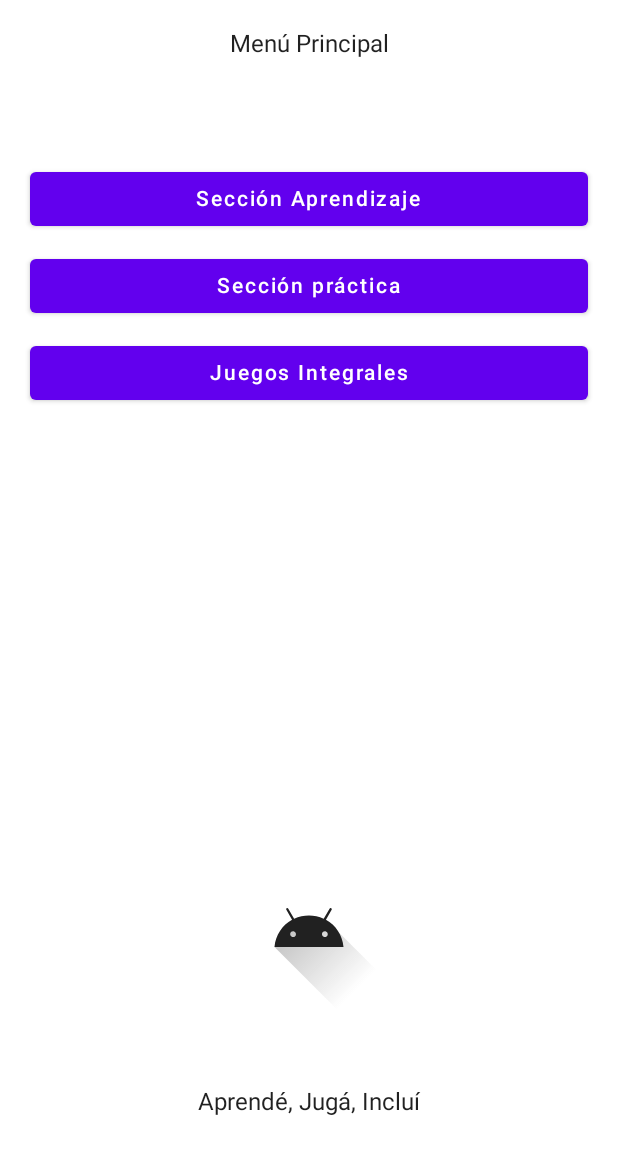
After one commit to BlacuttMatias/InstructorLsa-Android, an Android app built with Jetpack Compose: the composable HomeScreen shown on its own in the app's theme, on a phone screen of 412 x 824 dp. The commit adds this screen. Shown: the top 1154 px of the screen. Run offline under Robolectric (Android 15) with nearby library versions, the phone set to English and light mode, and no system bars.

Commit message:
Add home screen

```diff
--- a/app/src/main/java/com/example/instructorlsa/ui/common/components/FooterText.kt
+++ b/app/src/main/java/com/example/instructorlsa/ui/common/components/footer/FooterColumn.kt
@@ -10,12 +10,10 @@ import androidx.compose.ui.unit.dp
 import com.example.instructorlsa.R
 
 @Composable
-fun FooterText(text: String) {
+fun FooterColumn(content: @Composable() (ColumnScope.() -> Unit)) {
     Column(modifier = Modifier.fillMaxSize(),
         horizontalAlignment = Alignment.CenterHorizontally,
-        verticalArrangement = Arrangement.Bottom
-    ) {
-        Text(text = text)
-        Spacer(modifier = Modifier.height(80.dp))
-    }
+        verticalArrangement = Arrangement.Bottom,
+        content = content
+    )
 }
--- /dev/null
+++ b/app/src/main/java/com/example/instructorlsa/ui/common/components/footer/FooterText.kt
@@ -0,0 +1,9 @@
+package com.example.instructorlsa.ui.common.components
+
+import androidx.compose.material.Text
+import androidx.compose.runtime.Composable
+
+@Composable
+fun FooterText(text: String) {
+    Text(text = text)
+}
--- /dev/null
+++ b/app/src/main/java/com/example/instructorlsa/ui/common/components/footer/FooterTextAndIcon.kt
@@ -0,0 +1,19 @@
+package com.example.instructorlsa.ui.common.components
+
+import androidx.compose.foundation.layout.Spacer
+import androidx.compose.foundation.layout.height
+import androidx.compose.material.Icon
+import androidx.compose.runtime.Composable
+import androidx.compose.ui.Modifier
+import androidx.compose.ui.graphics.painter.Painter
+import androidx.compose.ui.unit.dp
+
+@Composable
+fun FooterTextAndIcon(text: String, icon: Painter) {
+    FooterColumn {
+        Icon(painter = icon, contentDescription = null)
+        Spacer(modifier = Modifier.height(50.dp))
+        FooterText(text = text)
+        Spacer(modifier = Modifier.height(80.dp))
+    }
+}
--- /dev/null
+++ b/app/src/main/java/com/example/instructorlsa/ui/common/components/footer/SloganFooterText.kt
@@ -0,0 +1,17 @@
+package com.example.instructorlsa.ui.common.components
+
+import androidx.compose.foundation.layout.Spacer
+import androidx.compose.foundation.layout.height
+import androidx.compose.runtime.Composable
+import androidx.compose.ui.Modifier
+import androidx.compose.ui.res.stringResource
+import androidx.compose.ui.unit.dp
+import com.example.instructorlsa.R
+
+@Composable
+fun SloganFooterText() {
+    FooterColumn {
+        SloganText()
+        Spacer(modifier = Modifier.height(80.dp))
+    }
+}
--- a/app/src/main/java/com/example/instructorlsa/ui/common/components/SloganFooterText.kt
+++ b/app/src/main/java/com/example/instructorlsa/ui/common/components/footer/SloganText.kt
@@ -5,7 +5,7 @@ import androidx.compose.ui.res.stringResource
 import com.example.instructorlsa.R
 
 @Composable
-fun SloganFooterText() {
+fun SloganText() {
     val sloganText = stringResource(id = R.string.slogan_app)
     FooterText(text = sloganText)
 }
--- /dev/null
+++ b/app/src/main/java/com/example/instructorlsa/ui/screens/home/HomeScreen.kt
@@ -0,0 +1,54 @@
+package com.example.instructorlsa.ui.screens.home
+
+import androidx.compose.foundation.layout.Column
+import androidx.compose.foundation.layout.Spacer
+import androidx.compose.foundation.layout.fillMaxSize
+import androidx.compose.foundation.layout.height
+import androidx.compose.material.Icon
+import androidx.compose.runtime.Composable
+import androidx.compose.ui.Alignment
+import androidx.compose.ui.Modifier
+import androidx.compose.ui.res.painterResource
+import androidx.compose.ui.res.stringResource
+import androidx.compose.ui.tooling.preview.Preview
+import androidx.compose.ui.unit.dp
+import com.example.instructorlsa.R
+import com.example.instructorlsa.ui.common.components.FooterSloganAndIcon
+import com.example.instructorlsa.ui.common.components.MainButton
+import com.example.instructorlsa.ui.common.components.SloganFooterText
+import com.example.instructorlsa.ui.common.components.TitleText
+import com.example.instructorlsa.ui.theme.InstructorLsaTheme
+
+@Composable
+fun HomeScreen() {
+    val titleText = stringResource(id = R.string.home_main_menu)
+    val learningSectionButtonText = stringResource(id = R.string.home_learning_section)
+    val practiceSectionButtonText = stringResource(id = R.string.home_practice_section)
+    val comprehensiveGamesButtonText = stringResource(id = R.string.home_comprehensive_games)
+    val icon = painterResource(id = R.drawable.ic_launcher_foreground)
+    Column(modifier = Modifier.fillMaxSize(), horizontalAlignment = Alignment.CenterHorizontally){
+        Spacer(modifier = Modifier.height(20.dp))
+        TitleText(text = titleText)
+        Spacer(modifier = Modifier.height(70.dp))
+        MainButton(text = learningSectionButtonText) {
+
+        }
+        Spacer(modifier = Modifier.height(10.dp))
+        MainButton(text = practiceSectionButtonText) {
+
+        }
+        Spacer(modifier = Modifier.height(10.dp))
+        MainButton(text = comprehensiveGamesButtonText) {
+
+        }
+        FooterSloganAndIcon(icon = icon)
+    }
+}
+
+@Preview(showBackground = true)
+@Composable
+fun DefaultPreview() {
+    InstructorLsaTheme {
+        HomeScreen()
+    }
+}
--- /dev/null
+++ b/app/src/main/java/com/example/instructorlsa/ui/screens/home/components/FooterSloganAndIcon.kt
@@ -0,0 +1,12 @@
+package com.example.instructorlsa.ui.common.components
+
+import androidx.compose.runtime.Composable
+import androidx.compose.ui.graphics.painter.Painter
+import androidx.compose.ui.res.stringResource
+import com.example.instructorlsa.R
+
+@Composable
+fun FooterSloganAndIcon(icon: Painter) {
+    val sloganText = stringResource(id = R.string.slogan_app)
+    FooterTextAndIcon(text = sloganText, icon = icon)
+}
--- a/app/src/main/res/values/strings.xml
+++ b/app/src/main/res/values/strings.xml
@@ -5,4 +5,9 @@
     <string name="home_login_welcome_message">Bienvenidos</string>
     <string name="home_login_register_google">Iniciar sesión con Google</string>
     <string name="home_login_login_google">Registrarse con Google</string>
+
+    <string name="home_main_menu">Menú Principal</string>
+    <string name="home_learning_section">Sección Aprendizaje</string>
+    <string name="home_practice_section">Sección práctica</string>
+    <string name="home_comprehensive_games">Juegos Integrales</string>
 </resources>
```
Also changed, not shown: app/src/main/java/com/example/instructorlsa/ui/common/components/buttons/MainButton.kt (renamed from app/src/main/java/com/example/instructorlsa/ui/common/components/MainButton.kt).
